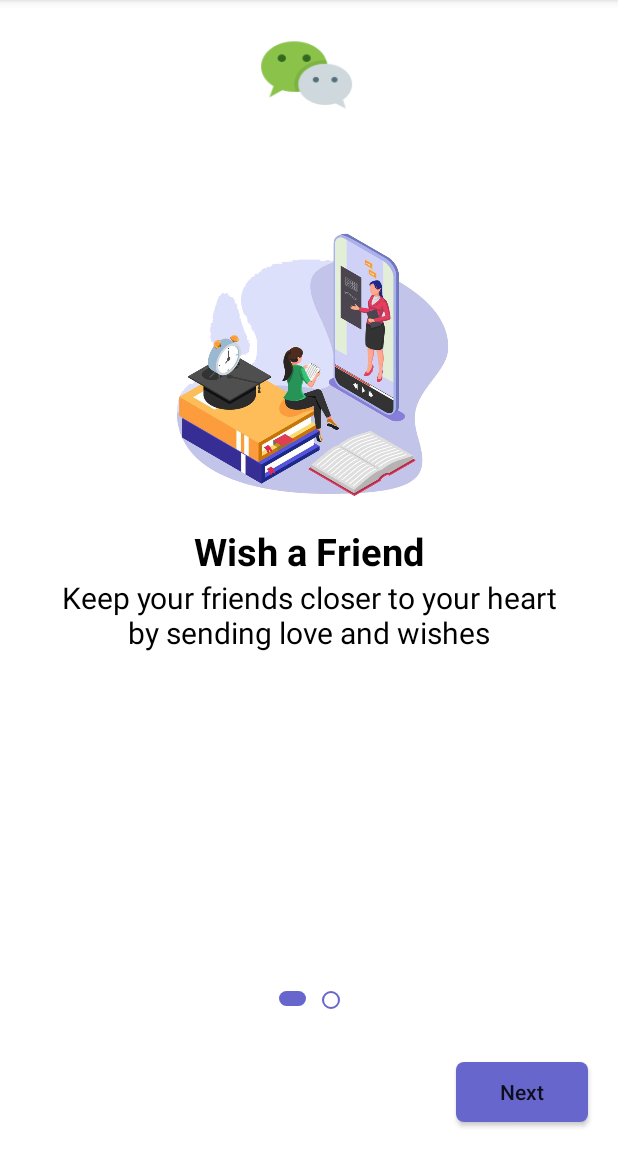
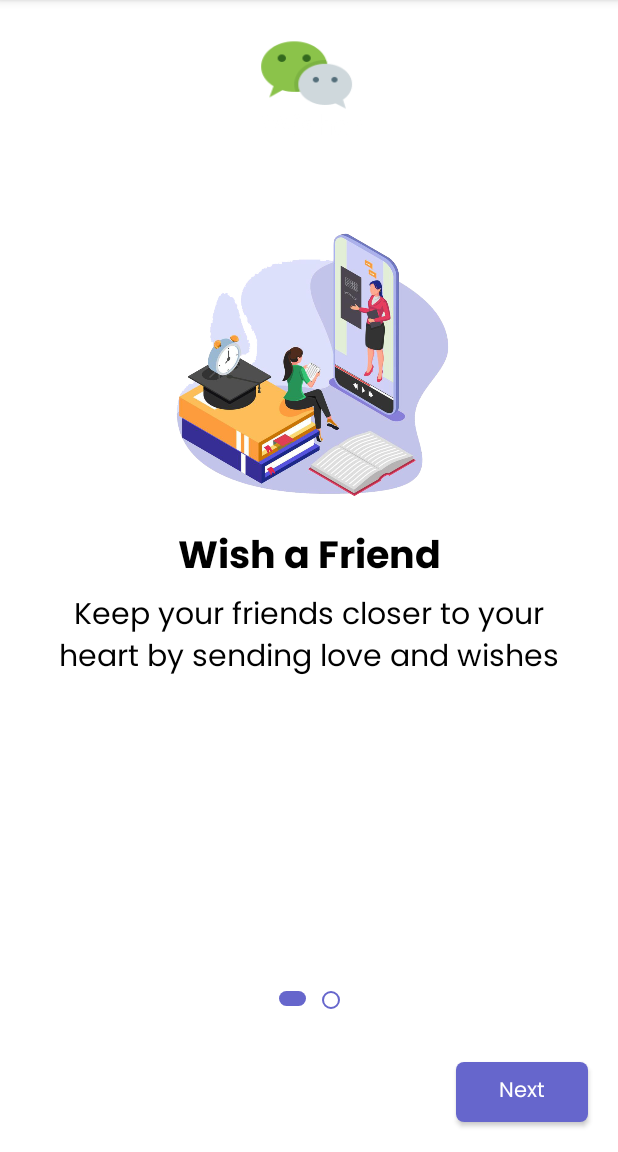
Before and after one commit to attahemma/WisherBirthdayWishApp, an Android app: the screen it shows after launch (SplashScreenActivity), on a phone screen of 412 x 824 dp, the part 84-1236 px from its top. Run offline under Robolectric (Android 15) with nearby library versions, the light colour scheme and no system bars.

Commit message:
added font family poppins

```diff
--- a/app/src/main/res/layout/fragment_onboarding.xml
+++ b/app/src/main/res/layout/fragment_onboarding.xml
@@ -41,6 +41,8 @@
         android:layout_height="40dp"
             android:text="@string/next"
             android:textAllCaps="false"
+            android:textColor="@color/white"
+            android:fontFamily="@font/poppins_regular"
             android:background="@drawable/small_button_background"
             app:layout_constraintEnd_toEndOf="parent"
         app:layout_constraintBottom_toBottomOf="parent"
@@ -51,6 +53,8 @@
             android:layout_width="wrap_content"
             android:layout_height="40dp"
             android:text="@string/previous"
+            android:textColor="@color/white"
+            android:fontFamily="@font/poppins_regular"
             android:textAllCaps="false"
             android:background="@drawable/small_button_background"
             app:layout_constraintStart_toStartOf="parent"
--- a/app/src/main/res/layout/onboardingviewpager_layout.xml
+++ b/app/src/main/res/layout/onboardingviewpager_layout.xml
@@ -18,6 +18,7 @@
         android:textStyle="bold"
         android:textSize="25sp"
         android:textColor="@color/black"
+        android:fontFamily="@font/poppins_bold"
         app:layout_constraintStart_toStartOf="parent"
         app:layout_constraintEnd_toEndOf="parent"
         app:layout_constraintTop_toBottomOf="@id/onboardingImageView"
@@ -27,6 +28,7 @@
         android:layout_width="wrap_content"
         android:layout_height="wrap_content"
         android:textSize="20sp"
+        android:fontFamily="@font/poppins_regular"
         android:paddingStart="30dp"
         android:paddingEnd="30dp"
         android:textAlignment="center"
```
Also changed, not shown: app/src/main/res/font/poppins_black.ttf (added), app/src/main/res/font/poppins_bold.ttf (added), app/src/main/res/font/poppins_extrabold.ttf (added), app/src/main/res/font/poppins_light.ttf (added), app/src/main/res/font/poppins_medium.ttf (added), app/src/main/res/font/poppins_regular.ttf (added), app/src/main/res/font/poppins_semibold.ttf (added).
